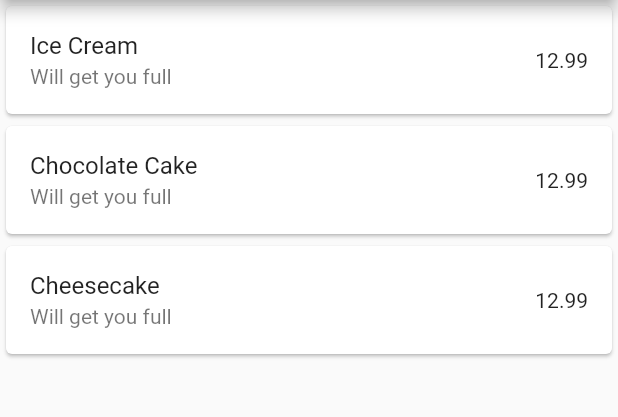
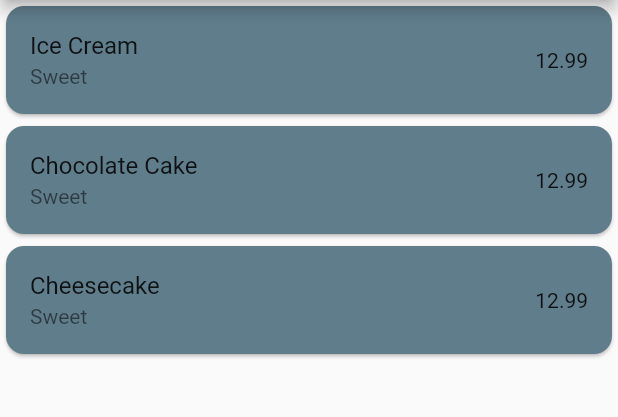
Before and after one commit to Gee-gee4/map_app, a Flutter app: the DesertsPage screen opened directly, on a phone screen of 412 x 824 dp, the part 84-501 px from its top. Run offline on Flutter 3.47's test engine with Material 3 defaults, Android fonts, the phone set to English and light mode, and no system bars.

Commit message:
added colors to the cards

```diff
--- a/lib/Model/menu_data.dart
+++ b/lib/Model/menu_data.dart
@@ -20,33 +20,33 @@ final List<MenuItem> menuCategories = [
   MenuItem(
       name: 'Coffee',
       category: 'Drinks',
-      description: 'Will get you full',
+      description: 'Tasty',
       price: 12.99),
   MenuItem(
       name: 'Tea',
       category: 'Drinks',
-      description: 'Will get you full',
+      description: 'Tasty',
       price: 12.99),
   MenuItem(
       name: 'Juice',
       category: 'Drinks',
-      description: 'Will get you full',
+      description: 'Tasty',
       price: 12.99),
 //.............................................
   MenuItem(
       name: 'Ice Cream',
       category: 'Desert',
-      description: 'Will get you full',
+      description: 'Sweet',
       price: 12.99),
   MenuItem(
       name: 'Chocolate Cake',
       category: 'Desert',
-      description: 'Will get you full',
+      description: 'Sweet',
       price: 12.99),
   MenuItem(
       name: 'Cheesecake',
       category: 'Desert',
-      description: 'Will get you full',
+      description: 'Sweet',
       price: 12.99),
 ];
 
--- a/lib/Pages/deserts_page.dart
+++ b/lib/Pages/deserts_page.dart
@@ -32,7 +32,12 @@ class DesertsPage extends StatelessWidget {
                     );
                   },
                   child: Card(
+                    color: Colors.blueGrey,
+                    shape: RoundedRectangleBorder(
+                      borderRadius: BorderRadius.circular(12),
+                    ),
                     child: ListTile(
+
                       title: Text(meal.name),
                       subtitle: Text(meal.description),
                       trailing: Text(meal.price.toString()),
--- a/lib/Pages/drinks_page.dart
+++ b/lib/Pages/drinks_page.dart
@@ -32,6 +32,10 @@ class DrinksPage extends StatelessWidget {
                     );
                   },
                   child: Card(
+                    color: Colors.blueGrey,
+                    shape: RoundedRectangleBorder(
+                      borderRadius: BorderRadius.circular(12),
+                    ),
                     child: ListTile(
                       title: Text(meal.name),
                       subtitle: Text(meal.description),
--- a/lib/Pages/home_page.dart
+++ b/lib/Pages/home_page.dart
@@ -1,7 +1,7 @@
 import 'package:flutter/material.dart';
 import 'package:map_app/Pages/deserts_page.dart';
 import 'package:map_app/Pages/drinks_page.dart';
-import 'package:map_app/Pages/meal_page.dart';
+import 'package:map_app/Pages/meals_page.dart';
 import 'package:map_app/Widgets/reusable_widgets.dart';
 
 class HomePage extends StatelessWidget {
```
Also changed, not shown: lib/Pages/meals_page.dart (renamed from lib/Pages/meal_page.dart).
